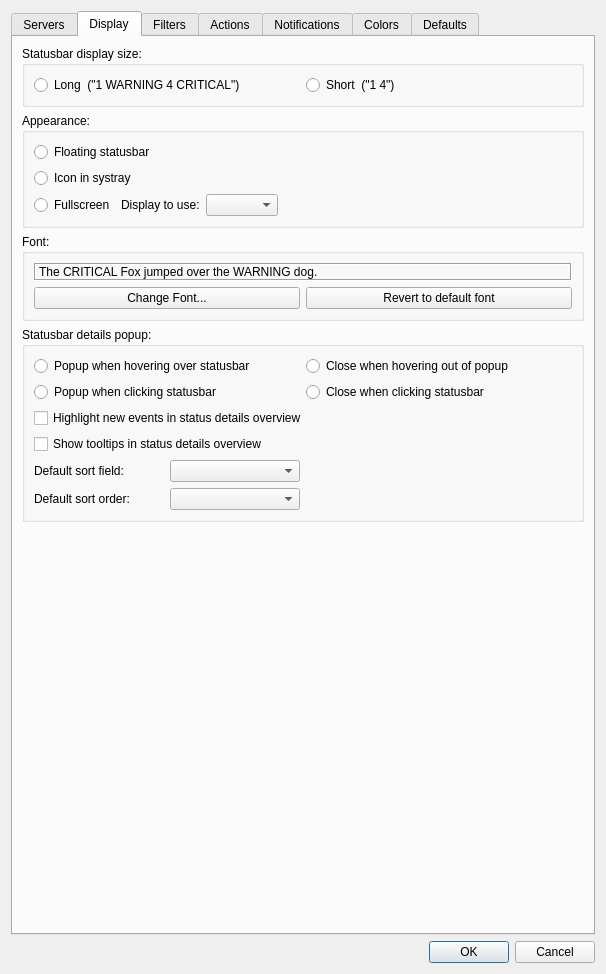
The window that Nagstamon/QUI/settings_main.ui (HenriWahl/Nagstamon) describes before a commit, drawn with Qt 5.
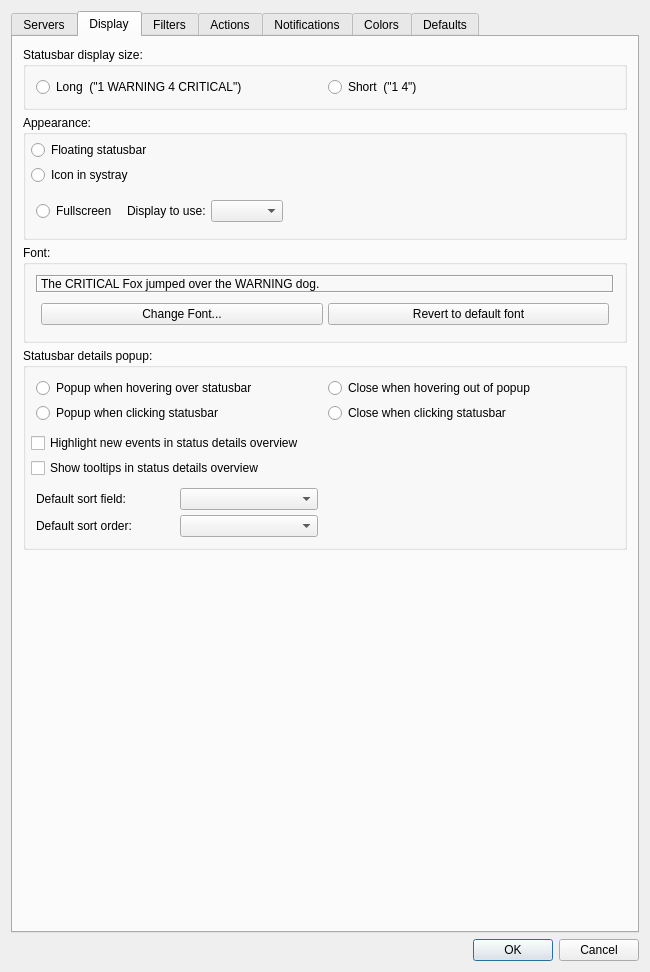
The same window after the commit. The open tabs and pages were chosen to show the change.

Commit message: fixed margin problem in settings dialog

```diff
--- a/Nagstamon/QUI/settings_main.ui
+++ b/Nagstamon/QUI/settings_main.ui
@@ -7,8 +7,8 @@
    <rect>
     <x>0</x>
     <y>0</y>
-    <width>606</width>
-    <height>974</height>
+    <width>650</width>
+    <height>972</height>
    </rect>
   </property>
   <property name="sizePolicy">
@@ -237,14 +237,59 @@
        <string>Display</string>
       </attribute>
       <layout class="QGridLayout" name="gridLayout_2">
+       <property name="leftMargin">
+        <number>10</number>
+       </property>
+       <property name="topMargin">
+        <number>10</number>
+       </property>
+       <property name="rightMargin">
+        <number>10</number>
+       </property>
+       <property name="bottomMargin">
+        <number>10</number>
+       </property>
+       <property name="spacing">
+        <number>5</number>
+       </property>
        <item row="0" column="0">
         <widget class="QGroupBox" name="groupbox_display_size">
          <property name="title">
           <string>Statusbar display size:</string>
          </property>
          <layout class="QHBoxLayout" name="horizontalLayout_5">
+          <property name="spacing">
+           <number>5</number>
+          </property>
+          <property name="leftMargin">
+           <number>5</number>
+          </property>
+          <property name="topMargin">
+           <number>5</number>
+          </property>
+          <property name="rightMargin">
+           <number>5</number>
+          </property>
+          <property name="bottomMargin">
+           <number>5</number>
+          </property>
           <item>
            <layout class="QGridLayout" name="gridLayout_14">
+            <property name="leftMargin">
+             <number>5</number>
+            </property>
+            <property name="topMargin">
+             <number>5</number>
+            </property>
+            <property name="rightMargin">
+             <number>5</number>
+            </property>
+            <property name="bottomMargin">
+             <number>5</number>
+            </property>
+            <property name="spacing">
+             <number>5</number>
+            </property>
             <item row="0" column="1">
              <widget class="QRadioButton" name="input_radiobutton_short_display">
               <property name="text">
@@ -283,8 +328,38 @@
           <string>Statusbar details popup:</string>
          </property>
          <layout class="QGridLayout" name="gridLayout_3">
+          <property name="leftMargin">
+           <number>5</number>
+          </property>
+          <property name="topMargin">
+           <number>5</number>
+          </property>
+          <property name="rightMargin">
+           <number>5</number>
+          </property>
+          <property name="bottomMargin">
+           <number>5</number>
+          </property>
+          <property name="spacing">
+           <number>5</number>
+          </property>
           <item row="0" column="0" rowspan="2" colspan="2">
            <layout class="QGridLayout" name="gridLayout_13">
+            <property name="leftMargin">
+             <number>5</number>
+            </property>
+            <property name="topMargin">
+             <number>5</number>
+            </property>
+            <property name="rightMargin">
+             <number>5</number>
+            </property>
+            <property name="bottomMargin">
+             <number>5</number>
+            </property>
+            <property name="spacing">
+             <number>5</number>
+            </property>
             <item row="1" column="0">
              <widget class="QRadioButton" name="input_radiobutton_popup_details_clicking">
               <property name="text">
@@ -343,6 +418,21 @@
           </item>
           <item row="8" column="0">
            <layout class="QGridLayout" name="gridLayout_15">
+            <property name="leftMargin">
+             <number>5</number>
+            </property>
+            <property name="topMargin">
+             <number>5</number>
+            </property>
+            <property name="rightMargin">
+             <number>5</number>
+            </property>
+            <property name="bottomMargin">
+             <number>5</number>
+            </property>
+            <property name="spacing">
+             <number>5</number>
+            </property>
             <item row="0" column="1">
              <widget class="QComboBox" name="input_combobox_default_sort_field"/>
             </item>
@@ -374,8 +464,38 @@
           <string>Appearance:</string>
          </property>
          <layout class="QGridLayout" name="gridLayout_17">
+          <property name="leftMargin">
+           <number>5</number>
+          </property>
+          <property name="topMargin">
+           <number>5</number>
+          </property>
+          <property name="rightMargin">
+           <number>5</number>
+          </property>
+          <property name="bottomMargin">
+           <number>5</number>
+          </property>
+          <property name="spacing">
+           <number>5</number>
+          </property>
           <item row="2" column="0">
            <layout class="QHBoxLayout" name="horizontalLayout_16">
+            <property name="spacing">
+             <number>5</number>
+            </property>
+            <property name="leftMargin">
+             <number>5</number>
+            </property>
+            <property name="topMargin">
+             <number>5</number>
+            </property>
+            <property name="rightMargin">
+             <number>5</number>
+            </property>
+            <property name="bottomMargin">
+             <number>5</number>
+            </property>
             <item>
              <widget class="QRadioButton" name="input_radiobutton_fullscreen">
               <property name="text">
@@ -385,6 +505,21 @@
             </item>
             <item>
              <layout class="QHBoxLayout" name="horizontalLayout_17">
+              <property name="spacing">
+               <number>5</number>
+              </property>
+              <property name="leftMargin">
+               <number>5</number>
+              </property>
+              <property name="topMargin">
+               <number>5</number>
+              </property>
+              <property name="rightMargin">
+               <number>5</number>
+              </property>
+              <property name="bottomMargin">
+               <number>5</number>
+              </property>
               <item>
                <widget class="QLabel" name="label_fullscreen_display">
                 <property name="text">
@@ -435,8 +570,38 @@
           <string>Font:</string>
          </property>
          <layout class="QVBoxLayout" name="verticalLayout_3">
+          <property name="spacing">
+           <number>5</number>
+          </property>
+          <property name="leftMargin">
+           <number>5</number>
+          </property>
+          <property name="topMargin">
+           <number>5</number>
+          </property>
+          <property name="rightMargin">
+           <number>5</number>
+          </property>
+          <property name="bottomMargin">
+           <number>5</number>
+          </property>
           <item>
            <layout class="QVBoxLayout" name="verticalLayout_13">
+            <property name="spacing">
+             <number>5</number>
+            </property>
+            <property name="leftMargin">
+             <number>5</number>
+            </property>
+            <property name="topMargin">
+             <number>5</number>
+            </property>
+            <property name="rightMargin">
+             <number>5</number>
+            </property>
+            <property name="bottomMargin">
+             <number>5</number>
+            </property>
             <item>
              <widget class="QLabel" name="label_font">
               <property name="frameShape">
@@ -455,6 +620,18 @@
             </item>
             <item>
              <layout class="QHBoxLayout" name="horizontalLayout_6">
+              <property name="leftMargin">
+               <number>5</number>
+              </property>
+              <property name="topMargin">
+               <number>5</number>
+              </property>
+              <property name="rightMargin">
+               <number>5</number>
+              </property>
+              <property name="bottomMargin">
+               <number>5</number>
+              </property>
               <item>
                <widget class="QPushButton" name="button_fontchooser">
                 <property name="text">
```
Left out of the diff: 541 changed lines with no effect on the pictures. The commit also changes 3 other files.
